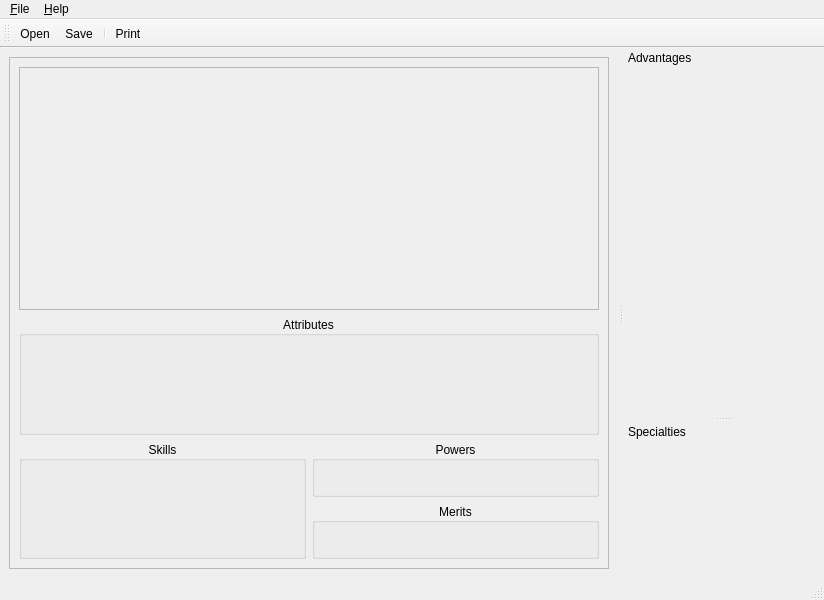
Qt form ui/MainWindow.ui (Kamduis/SoulCreator) before a commit.
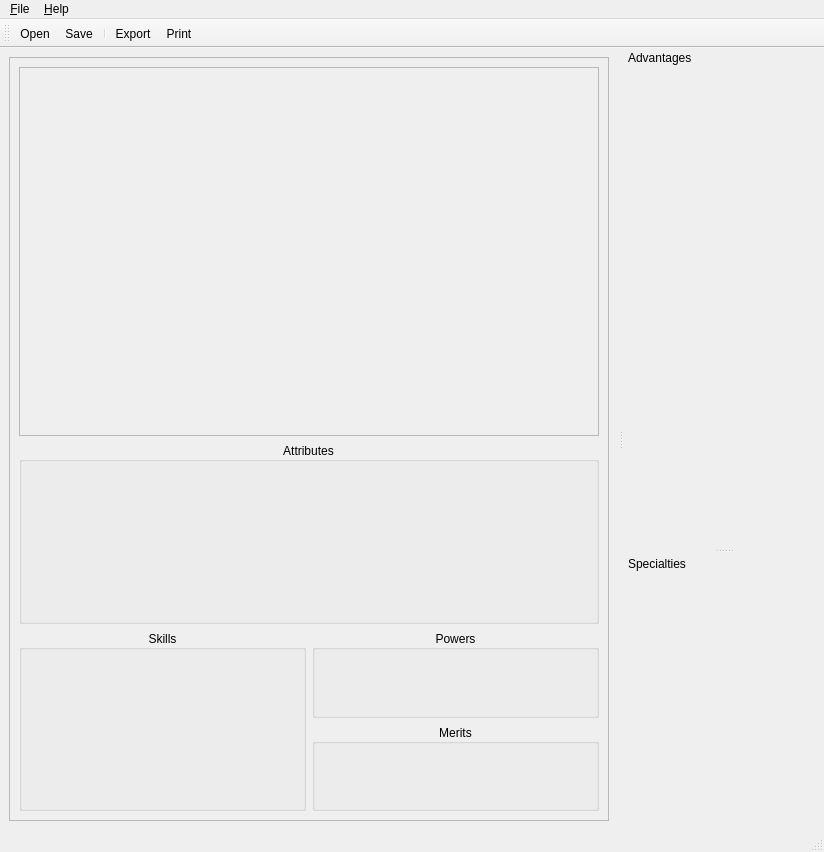
The same form after that commit.

```diff
--- a/ui/MainWindow.ui
+++ b/ui/MainWindow.ui
@@ -7,7 +7,7 @@
     <x>0</x>
     <y>0</y>
     <width>811</width>
-    <height>600</height>
+    <height>852</height>
    </rect>
   </property>
   <property name="windowTitle">
@@ -38,7 +38,7 @@
          <x>0</x>
          <y>0</y>
          <width>594</width>
-         <height>520</height>
+         <height>766</height>
         </rect>
        </property>
        <layout class="QVBoxLayout" name="verticalLayout">
@@ -194,6 +194,7 @@
    <addaction name="actionOpen"/>
    <addaction name="actionSave"/>
    <addaction name="separator"/>
+   <addaction name="actionExport"/>
    <addaction name="actionPrint"/>
   </widget>
   <widget class="QMenuBar" name="menubar">
@@ -309,6 +310,14 @@
     <string>Ctrl+P</string>
    </property>
   </action>
+  <action name="actionExport">
+   <property name="text">
+    <string>Export...</string>
+   </property>
+   <property name="shortcut">
+    <string>Ctrl+E</string>
+   </property>
+  </action>
  </widget>
  <resources>
   <include location="../resources/resource.qrc"/>
```
Left out of the diff: 3 changed lines with no effect on the pictures.
